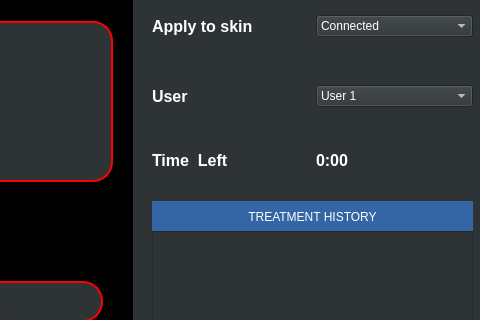
The window that Oasis/mainwindow.ui (AmnElDawla/OasisPro) describes before a commit, drawn with Qt 5; both pictures show x 948 to 1428 and y 149 to 469 of the 1428 by 579 pixel window.
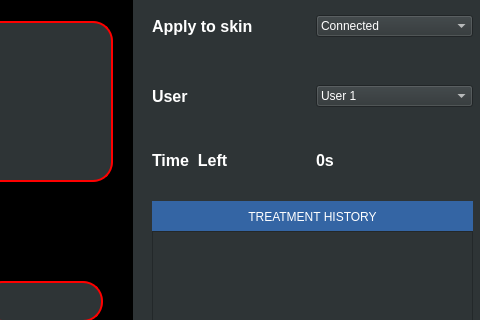
The same window after the commit. Icons and pictures are not drawn.

Patch:
```diff
--- a/Oasis/mainwindow.ui
+++ b/Oasis/mainwindow.ui
@@ -1238,7 +1238,7 @@
         </font>
        </property>
        <property name="text">
-        <string>0:00</string>
+        <string>0s</string>
        </property>
       </widget>
      </item>
```
